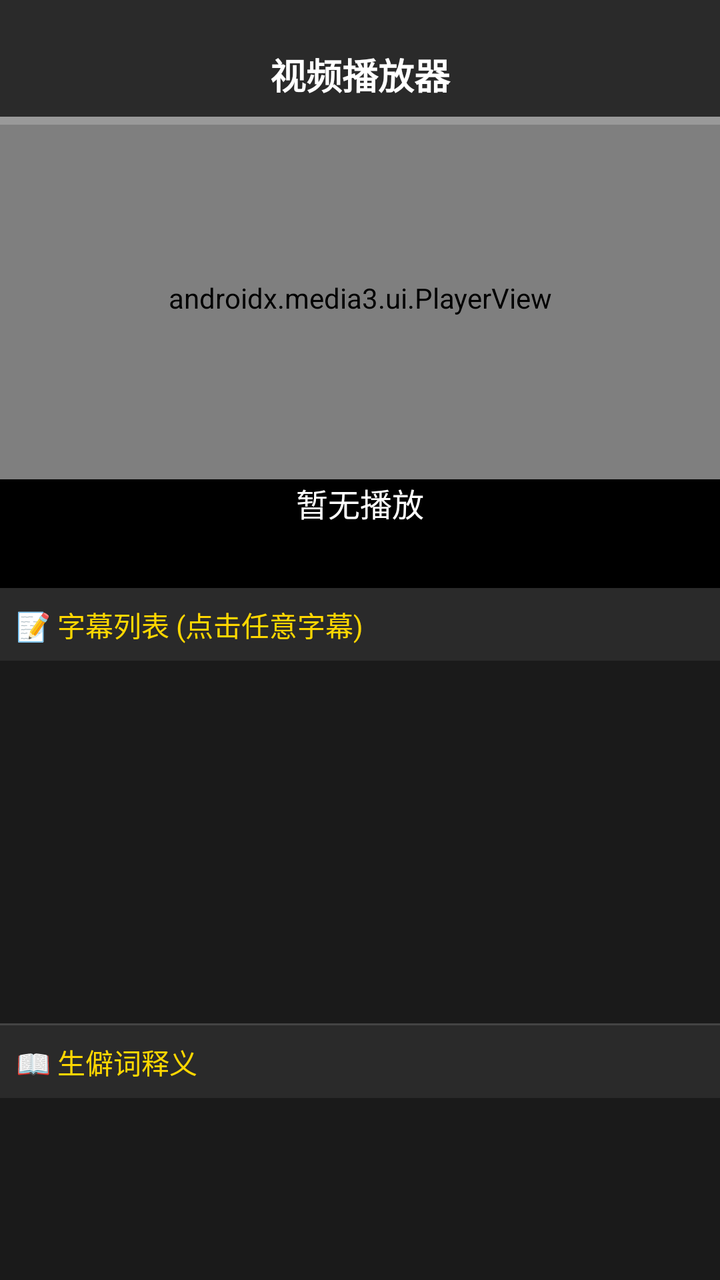
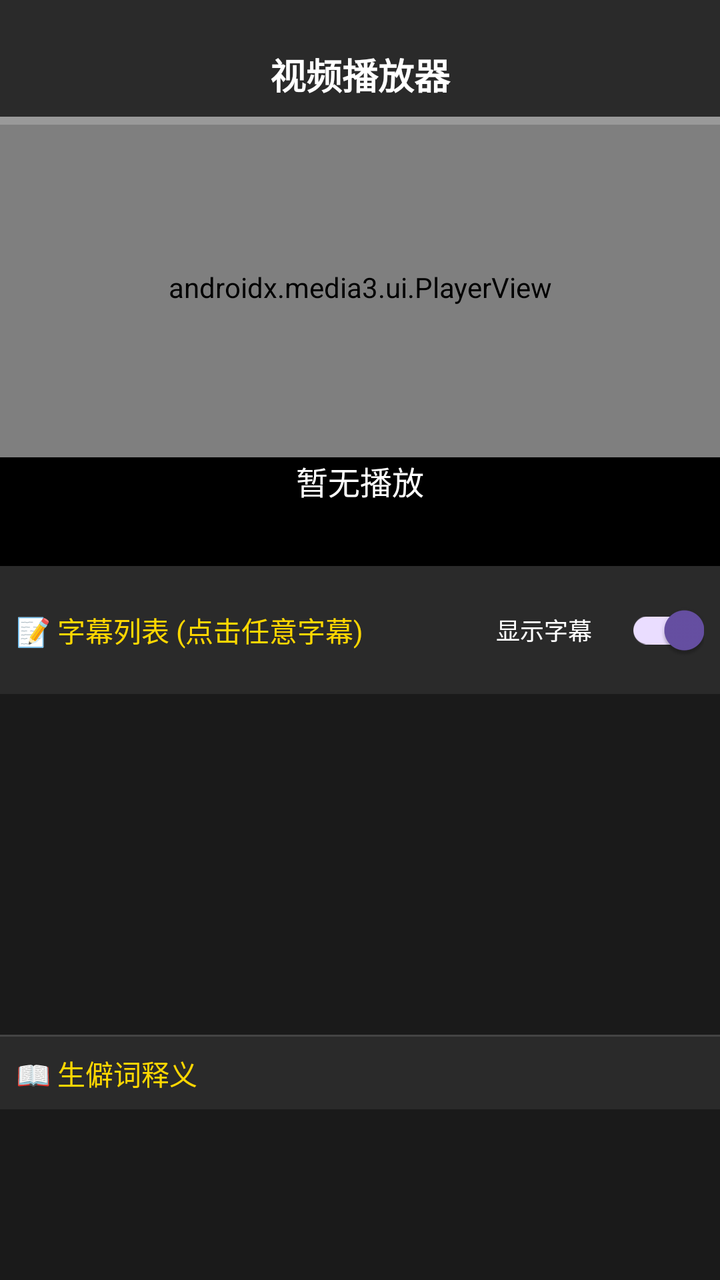

An Android layout rendered at two revisions. The XML below is the earlier revision; the diff shows what the commit changed to produce the second picture.
<!-- AndroidManifest.xml: application theme Theme.Player -->
<!-- res/layout/activity_player.xml -->
<?xml version="1.0" encoding="utf-8"?>
<LinearLayout xmlns:android="http://schemas.android.com/apk/res/android"
    xmlns:app="http://schemas.android.com/apk/res-auto"
    android:layout_width="match_parent"
    android:layout_height="match_parent"
    android:orientation="vertical"
    android:background="#000000"
    android:fitsSystemWindows="true">

    
    <TextView
        android:id="@+id/tvTitle"
        android:layout_width="match_parent"
        android:layout_height="wrap_content"
        android:text="视频播放器"
        android:textColor="#FFFFFF"
        android:textSize="18sp"
        android:textStyle="bold"
        android:gravity="center"
        android:paddingTop="24dp"
        android:paddingBottom="8dp"
        android:background="#2a2a2a" />

    
    <FrameLayout
        android:layout_width="match_parent"
        android:layout_height="0dp"
        android:layout_weight="4">

        <androidx.media3.ui.PlayerView
            android:id="@+id/playerView"
            android:layout_width="match_parent"
            android:layout_height="match_parent"
            app:use_controller="false"
            app:resize_mode="fit" />

        <FrameLayout
            android:layout_width="match_parent"
            android:layout_height="4dp"
            android:layout_gravity="top"
            android:background="#33FFFFFF">

            <View
                android:id="@+id/progressFill"
                android:layout_width="0dp"
                android:layout_height="match_parent"
                android:background="#FFD700" />
        </FrameLayout>
    </FrameLayout>

    
    <TextView
        android:id="@+id/tvCurrentSubtitle"
        android:layout_width="match_parent"
        android:layout_height="wrap_content"
        android:text="暂无播放"
        android:textColor="#FFFFFF"
        android:textSize="16sp"
        android:gravity="top|center_horizontal"
        android:paddingTop="0dp"
        android:paddingBottom="12dp"
        android:background="#000000"
        android:minLines="2"
        android:maxLines="3"
        android:ellipsize="end" />

    
    <TextView
        android:layout_width="match_parent"
        android:layout_height="wrap_content"
        android:text="📝 字幕列表 (点击任意字幕)"
        android:textColor="#FFD700"
        android:textSize="14sp"
        android:padding="8dp"
        android:background="#2a2a2a" />

    
    <androidx.recyclerview.widget.RecyclerView
        android:id="@+id/rvSubtitles"
        android:layout_width="match_parent"
        android:layout_height="0dp"
        android:layout_weight="4"
        android:background="#1a1a1a"
        android:padding="4dp" />

    
    <View
        android:layout_width="match_parent"
        android:layout_height="1dp"
        android:background="#444444" />

    
    <TextView
        android:layout_width="match_parent"
        android:layout_height="wrap_content"
        android:text="📖 生僻词释义"
        android:textColor="#FFD700"
        android:textSize="14sp"
        android:padding="8dp"
        android:background="#2a2a2a" />

    
    <androidx.recyclerview.widget.RecyclerView
        android:id="@+id/rvMeanings"
        android:layout_width="match_parent"
        android:layout_height="0dp"
        android:layout_weight="2"
        android:minHeight="80dp"
        android:padding="4dp"
        android:background="#1a1a1a"
        app:layoutManager="androidx.recyclerview.widget.LinearLayoutManager" />

</LinearLayout>
<!-- resources referenced by this layout -->
<resources>
  <style name="Theme.Player" parent="Base.Theme.Player" />
  <style name="Base.Theme.Player" parent="Theme.Material3.DayNight.NoActionBar">
          
          
      </style>
</resources>

<!-- the commit's change to res/layout/activity_player.xml (unified diff, before → after) -->
@@ -34,6 +34,7 @@
             app:use_controller="false"
             app:resize_mode="fit" />
 
+        
         <FrameLayout
             android:layout_width="match_parent"
             android:layout_height="4dp"
@@ -65,14 +66,36 @@
         android:ellipsize="end" />
 
     
-    <TextView
+    <LinearLayout
         android:layout_width="match_parent"
         android:layout_height="wrap_content"
-        android:text="📝 字幕列表 (点击任意字幕)"
-        android:textColor="#FFD700"
-        android:textSize="14sp"
+        android:orientation="horizontal"
         android:padding="8dp"
-        android:background="#2a2a2a" />
+        android:background="#2a2a2a"
+        android:gravity="center_vertical">
+
+        <TextView
+            android:layout_width="0dp"
+            android:layout_height="wrap_content"
+            android:layout_weight="1"
+            android:text="📝 字幕列表 (点击任意字幕)"
+            android:textColor="#FFD700"
+            android:textSize="14sp" />
+
+        <TextView
+            android:layout_width="wrap_content"
+            android:layout_height="wrap_content"
+            android:text="显示字幕"
+            android:textColor="#FFFFFF"
+            android:textSize="12sp"
+            android:layout_marginEnd="8dp" />
+
+        <androidx.appcompat.widget.SwitchCompat
+            android:id="@+id/switchShowSubtitle"
+            android:layout_width="wrap_content"
+            android:layout_height="wrap_content"
+            android:checked="true" />
+    </LinearLayout>
 
     
     <androidx.recyclerview.widget.RecyclerView
